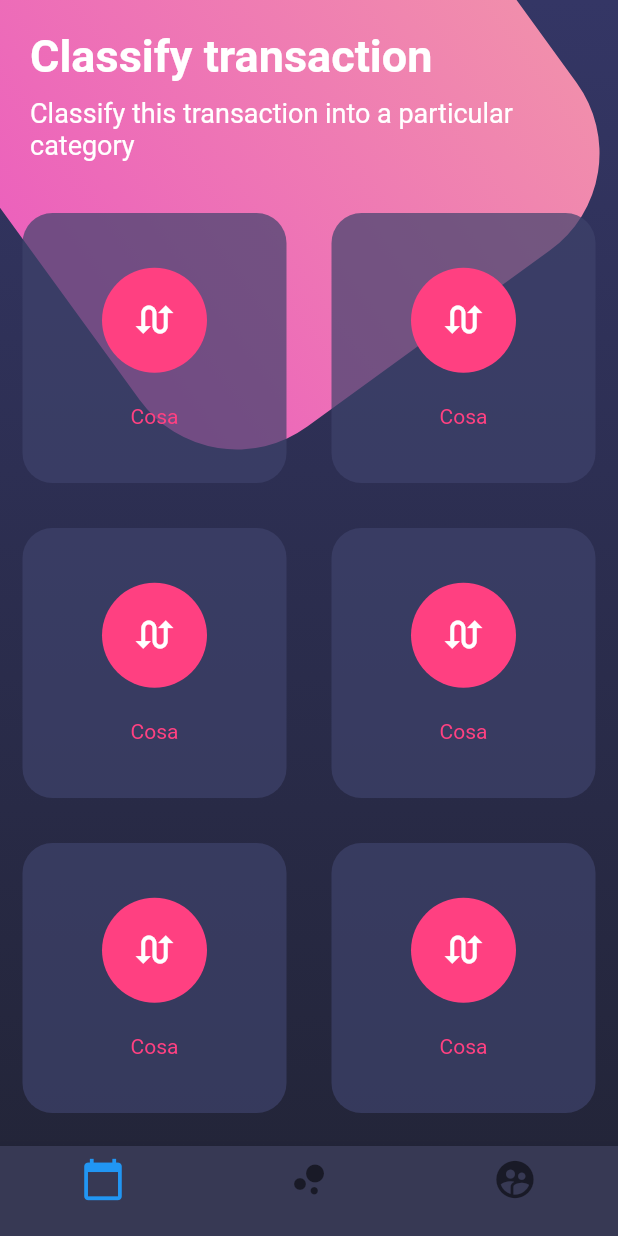
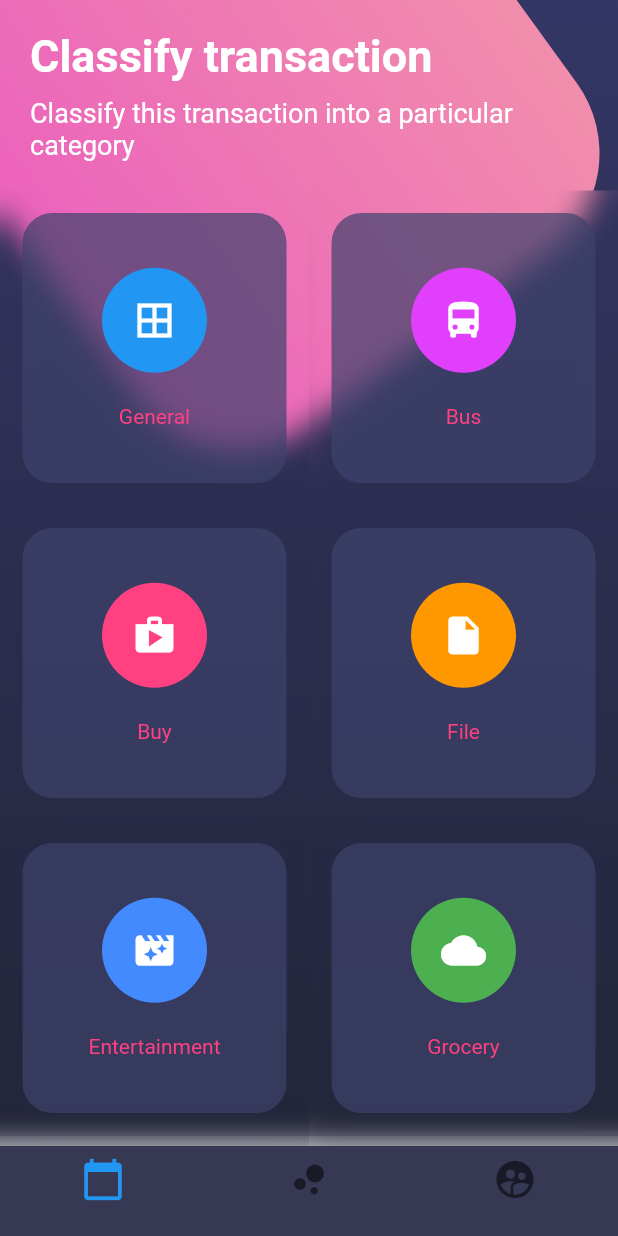
Before and after one commit to charger513/flutter_designs, a Flutter app: the screen it shows after launch, on a phone screen of 412 x 824 dp. Run offline on Flutter 3.47's test engine with Material 2 defaults, Android fonts, the phone set to English and light mode, and no system bars.

```diff
--- a/lib/src/pages/botones_page.dart
+++ b/lib/src/pages/botones_page.dart
@@ -1,4 +1,5 @@
 import 'dart:math';
+import 'dart:ui';
 
 import 'package:flutter/material.dart';
 
@@ -117,34 +118,39 @@ class BotonesPage extends StatelessWidget {
       children: [
         TableRow(
           children: [
-            _crearBotonRedondeado(),
-            _crearBotonRedondeado(),
+            _crearBotonRedondeado(Colors.blue, Icons.border_all, 'General'),
+            _crearBotonRedondeado(Colors.purpleAccent, Icons.directions_bus, 'Bus'),
           ]
         ),
         TableRow(
           children: [
-            _crearBotonRedondeado(),
-            _crearBotonRedondeado(),
+            _crearBotonRedondeado(Colors.pinkAccent, Icons.shop, 'Buy'),
+            _crearBotonRedondeado(Colors.orange, Icons.insert_drive_file, 'File'),
           ]
         ),
         TableRow(
           children: [
-            _crearBotonRedondeado(),
-            _crearBotonRedondeado(),
+            _crearBotonRedondeado(Colors.blueAccent, Icons.movie_filter, 'Entertainment'),
+            _crearBotonRedondeado(Colors.green, Icons.cloud, 'Grocery'),
           ]
         ),
         TableRow(
           children: [
-            _crearBotonRedondeado(),
-            _crearBotonRedondeado(),
+            _crearBotonRedondeado(Colors.red, Icons.collections, 'Fotos'),
+            _crearBotonRedondeado(Colors.teal, Icons.help_outline, 'Help'),
           ]
         ),
       ],
     );
   }
 
-  Widget _crearBotonRedondeado() {
-    return Container(
+  Widget _crearBotonRedondeado(Color color, IconData icono, String texto) {
+    return ClipRRect(
+      child: BackdropFilter(
+        filter: ImageFilter.blur(
+          sigmaX: 10.0, sigmaY: 10.0
+        ),
+        child: Container(
           height: 180.0,
           margin: EdgeInsets.all(15.0),
           decoration: BoxDecoration(
@@ -156,13 +162,15 @@ class BotonesPage extends StatelessWidget {
             children: <Widget>[
               SizedBox(height: 5.0),
               CircleAvatar(
-            backgroundColor: Colors.pinkAccent,
+                backgroundColor: color,
                 radius: 35.0,
-            child: Icon(Icons.swap_calls, color: Colors.white, size: 30.0),
+                child: Icon(icono, color: Colors.white, size: 30.0),
               ),
-          Text('Cosa', style: TextStyle(color: Colors.pinkAccent)),
+              Text(texto, style: TextStyle(color: Colors.pinkAccent)),
               SizedBox(height: 5.0)
             ],
+          ),
+        ),
       ),
     );
   }
```
Lines whose indentation alone changed are shown as unchanged.
